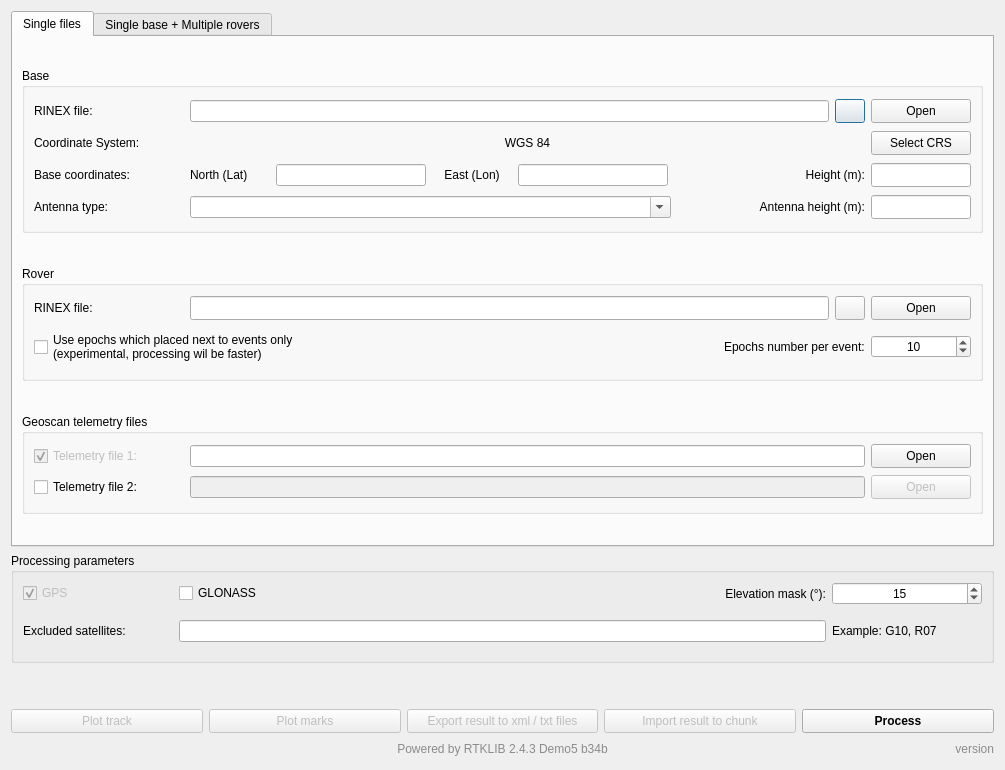
Old version of the form gnss_post_processing/app/gnss_post_processing_gui.ui in the repository vincseize/geoscan_plugins.
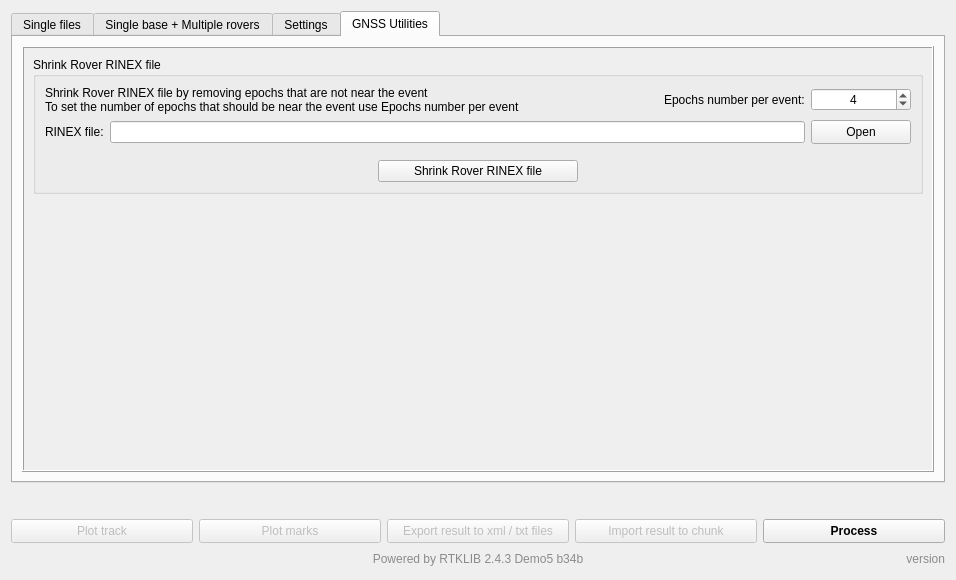
New version of the form. The open tabs and pages were chosen to show the change.

Commit message: feat(gnss_post_processing): update to v1.3.8 (#8)

Patch:
```diff
--- a/gnss_post_processing/app/gnss_post_processing_gui.ui
+++ b/gnss_post_processing/app/gnss_post_processing_gui.ui
@@ -6,26 +6,26 @@
    <rect>
     <x>0</x>
     <y>0</y>
-    <width>1005</width>
-    <height>770</height>
+    <width>956</width>
+    <height>580</height>
    </rect>
   </property>
   <property name="sizePolicy">
-   <sizepolicy hsizetype="Preferred" vsizetype="Preferred">
+   <sizepolicy hsizetype="Minimum" vsizetype="Minimum">
     <horstretch>0</horstretch>
     <verstretch>0</verstretch>
    </sizepolicy>
   </property>
   <property name="minimumSize">
    <size>
-    <width>1005</width>
-    <height>770</height>
+    <width>956</width>
+    <height>580</height>
    </size>
   </property>
   <property name="maximumSize">
    <size>
-    <width>1005</width>
-    <height>770</height>
+    <width>16777215</width>
+    <height>16777215</height>
    </size>
   </property>
   <property name="windowTitle">
@@ -38,7 +38,7 @@
       <bool>true</bool>
      </property>
      <property name="sizePolicy">
-      <sizepolicy hsizetype="Expanding" vsizetype="Expanding">
+      <sizepolicy hsizetype="Minimum" vsizetype="Minimum">
        <horstretch>0</horstretch>
        <verstretch>0</verstretch>
       </sizepolicy>
@@ -55,9 +55,18 @@
        <height>0</height>
       </size>
      </property>
+     <property name="layoutDirection">
+      <enum>Qt::LeftToRight</enum>
+     </property>
+     <property name="autoFillBackground">
+      <bool>false</bool>
+     </property>
      <property name="currentIndex">
       <number>0</number>
      </property>
+     <property name="documentMode">
+      <bool>false</bool>
+     </property>
      <widget class="QWidget" name="tab">
       <attribute name="title">
        <string>Single files</string>
@@ -200,7 +209,7 @@
               </property>
               <property name="minimumSize">
                <size>
-                <width>400</width>
+                <width>100</width>
                 <height>0</height>
                </size>
               </property>
@@ -298,7 +307,7 @@
               </property>
               <property name="maximumSize">
                <size>
-                <width>300</width>
+                <width>150</width>
                 <height>16777215</height>
                </size>
               </property>
@@ -339,7 +348,7 @@
               </property>
               <property name="maximumSize">
                <size>
-                <width>300</width>
+                <width>150</width>
                 <height>16777215</height>
                </size>
               </property>
@@ -365,13 +374,13 @@
              <widget class="QLabel" name="Height_label">
               <property name="minimumSize">
                <size>
-                <width>150</width>
+                <width>50</width>
                 <height>0</height>
                </size>
               </property>
               <property name="maximumSize">
                <size>
-                <width>150</width>
+                <width>100</width>
                 <height>16777215</height>
                </size>
               </property>
@@ -388,7 +397,7 @@
               <property name="minimumSize">
                <size>
                 <width>100</width>
-                <height>24</height>
+                <height>0</height>
                </size>
               </property>
               <property name="maximumSize">
@@ -432,13 +441,13 @@
              <widget class="QComboBox" name="antennaTypeComboBox">
               <property name="minimumSize">
                <size>
-                <width>481</width>
+                <width>237</width>
                 <height>0</height>
                </size>
               </property>
               <property name="maximumSize">
                <size>
-                <width>828</width>
+                <width>237</width>
                 <height>16777215</height>
                </size>
               </property>
@@ -479,7 +488,7 @@
              <widget class="QLabel" name="AntennaHeight_label">
               <property name="minimumSize">
                <size>
-                <width>150</width>
+                <width>100</width>
                 <height>0</height>
                </size>
               </property>
@@ -502,7 +511,7 @@
               <property name="minimumSize">
                <size>
                 <width>100</width>
-                <height>24</height>
+                <height>0</height>
                </size>
               </property>
               <property name="maximumSize">
@@ -585,7 +594,7 @@
             <item>
              <widget class="QLineEdit" name="roverpath_lineEdit">
               <property name="sizePolicy">
-               <sizepolicy hsizetype="Expanding" vsizetype="Minimum">
+               <sizepolicy hsizetype="Expanding" vsizetype="Fixed">
                 <horstretch>0</horstretch>
                 <verstretch>0</verstretch>
                </sizepolicy>
@@ -1659,8 +1668,11 @@
        </item>
       </layout>
      </widget>
-    </widget>
-   </item>
+     <widget class="QWidget" name="tab_4">
+      <attribute name="title">
+       <string>Settings</string>
+      </attribute>
+      <layout class="QVBoxLayout" name="verticalLayout_13">
    <item>
     <widget class="QGroupBox" name="Parameters_groupBox">
      <property name="sizePolicy">
@@ -1682,7 +1694,7 @@
       </size>
      </property>
      <property name="title">
-      <string>Processing parameters</string>
+          <string>GNSS processing parameters</string>
      </property>
      <layout class="QVBoxLayout" name="verticalLayout_4">
       <item>
@@ -1833,7 +1845,7 @@
          <widget class="QLineEdit" name="excluded_sats_lineEdit">
           <property name="minimumSize">
            <size>
-            <width>542</width>
+                <width>0</width>
             <height>0</height>
            </size>
           </property>
@@ -1875,7 +1887,200 @@
       <enum>Qt::Vertical</enum>
      </property>
      <property name="sizeType">
-      <enum>QSizePolicy::Fixed</enum>
+          <enum>QSizePolicy::Minimum</enum>
+         </property>
+         <property name="sizeHint" stdset="0">
+          <size>
+           <width>20</width>
+           <height>5</height>
+          </size>
+         </property>
+        </spacer>
+       </item>
+       <item>
+        <widget class="QCheckBox" name="UseNavCoordsCheckBox">
+         <property name="text">
+          <string>Use event coordinates from telemetry file if no solution</string>
+         </property>
+         <property name="checked">
+          <bool>true</bool>
+         </property>
+        </widget>
+       </item>
+       <item>
+        <spacer name="verticalSpacer_8">
+         <property name="orientation">
+          <enum>Qt::Vertical</enum>
+         </property>
+         <property name="sizeType">
+          <enum>QSizePolicy::Expanding</enum>
+         </property>
+         <property name="sizeHint" stdset="0">
+          <size>
+           <width>20</width>
+           <height>110</height>
+          </size>
+         </property>
+        </spacer>
+       </item>
+      </layout>
+     </widget>
+     <widget class="QWidget" name="tab_2">
+      <property name="contextMenuPolicy">
+       <enum>Qt::DefaultContextMenu</enum>
+      </property>
+      <property name="layoutDirection">
+       <enum>Qt::LeftToRight</enum>
+      </property>
+      <attribute name="title">
+       <string>GNSS Utilities</string>
+      </attribute>
+      <layout class="QVBoxLayout" name="verticalLayout_9">
+       <item>
+        <widget class="QScrollArea" name="scrollArea">
+         <property name="frameShape">
+          <enum>QFrame::Box</enum>
+         </property>
+         <property name="frameShadow">
+          <enum>QFrame::Raised</enum>
+         </property>
+         <property name="lineWidth">
+          <number>1</number>
+         </property>
+         <property name="widgetResizable">
+          <bool>true</bool>
+         </property>
+         <widget class="QWidget" name="scrollAreaWidgetContents">
+          <property name="geometry">
+           <rect>
+            <x>0</x>
+            <y>0</y>
+            <width>902</width>
+            <height>415</height>
+           </rect>
+          </property>
+          <layout class="QVBoxLayout" name="verticalLayout_11">
+           <item>
+            <widget class="QGroupBox" name="ShrinkRover_groupBox">
+             <property name="title">
+              <string>Shrink Rover RINEX file</string>
+             </property>
+             <layout class="QVBoxLayout" name="verticalLayout_10">
+              <item>
+               <layout class="QHBoxLayout" name="horizontalLayout_22">
+                <item>
+                 <widget class="QLabel" name="ShrinkRover_label">
+                  <property name="text">
+                   <string>Shrink Rover RINEX file by removing epochs that are not near the event
+To set the number of epochs that should be near the event use Epochs number per event</string>
+                  </property>
+                 </widget>
+                </item>
+                <item>
+                 <spacer name="horizontalSpacer_10">
+                  <property name="orientation">
+                   <enum>Qt::Horizontal</enum>
+                  </property>
+                  <property name="sizeHint" stdset="0">
+                   <size>
+                    <width>40</width>
+                    <height>20</height>
+                   </size>
+                  </property>
+                 </spacer>
+                </item>
+                <item>
+                 <widget class="QLabel" name="ShrinkRoverEpochs_label">
+                  <property name="sizePolicy">
+                   <sizepolicy hsizetype="Preferred" vsizetype="Minimum">
+                    <horstretch>0</horstretch>
+                    <verstretch>0</verstretch>
+                   </sizepolicy>
+                  </property>
+                  <property name="text">
+                   <string>Epochs number per event:</string>
+                  </property>
+                 </widget>
+                </item>
+                <item>
+                 <widget class="QSpinBox" name="ShrinkRover_spinBox">
+                  <property name="sizePolicy">
+                   <sizepolicy hsizetype="Fixed" vsizetype="Fixed">
+                    <horstretch>0</horstretch>
+                    <verstretch>0</verstretch>
+                   </sizepolicy>
+                  </property>
+                  <property name="minimumSize">
+                   <size>
+                    <width>100</width>
+                    <height>0</height>
+                   </size>
+                  </property>
+                  <property name="maximumSize">
+                   <size>
+                    <width>100</width>
+                    <height>16777215</height>
+                   </size>
+                  </property>
+                  <property name="alignment">
+                   <set>Qt::AlignCenter</set>
+                  </property>
+                  <property name="minimum">
+                   <number>2</number>
+                  </property>
+                  <property name="maximum">
+                   <number>98</number>
+                  </property>
+                  <property name="singleStep">
+                   <number>2</number>
+                  </property>
+                  <property name="value">
+                   <number>4</number>
+                  </property>
+                 </widget>
+                </item>
+               </layout>
+              </item>
+              <item>
+               <layout class="QHBoxLayout" name="horizontalLayout_15">
+                <item>
+                 <widget class="QLabel" name="ShrinkRoverFile_label">
+                  <property name="text">
+                   <string>RINEX file:</string>
+                  </property>
+                 </widget>
+                </item>
+                <item>
+                 <widget class="QLineEdit" name="ShrinkRoverFile_lineEdit"/>
+                </item>
+                <item>
+                 <widget class="QPushButton" name="ShrinkRoverFile_pushButton">
+                  <property name="minimumSize">
+                   <size>
+                    <width>100</width>
+                    <height>24</height>
+                   </size>
+                  </property>
+                  <property name="maximumSize">
+                   <size>
+                    <width>100</width>
+                    <height>24</height>
+                   </size>
+                  </property>
+                  <property name="text">
+                   <string>Open</string>
+                  </property>
+                 </widget>
+                </item>
+               </layout>
+              </item>
+              <item>
+               <spacer name="verticalSpacer_2">
+                <property name="orientation">
+                 <enum>Qt::Vertical</enum>
+                </property>
+                <property name="sizeType">
+                 <enum>QSizePolicy::Minimum</enum>
      </property>
      <property name="sizeHint" stdset="0">
       <size>
@@ -1884,6 +2089,73 @@
       </size>
      </property>
     </spacer>
+              </item>
+              <item>
+               <layout class="QHBoxLayout" name="horizontalLayout_23">
+                <item>
+                 <spacer name="horizontalSpacer_11">
+                  <property name="orientation">
+                   <enum>Qt::Horizontal</enum>
+                  </property>
+                  <property name="sizeHint" stdset="0">
+                   <size>
+                    <width>40</width>
+                    <height>20</height>
+                   </size>
+                  </property>
+                 </spacer>
+                </item>
+                <item>
+                 <widget class="QPushButton" name="ShrinkRover_pushButton">
+                  <property name="minimumSize">
+                   <size>
+                    <width>200</width>
+                    <height>0</height>
+                   </size>
+                  </property>
+                  <property name="text">
+                   <string>Shrink Rover RINEX file</string>
+                  </property>
+                 </widget>
+                </item>
+                <item>
+                 <spacer name="horizontalSpacer_12">
+                  <property name="orientation">
+                   <enum>Qt::Horizontal</enum>
+                  </property>
+                  <property name="sizeHint" stdset="0">
+                   <size>
+                    <width>40</width>
+                    <height>20</height>
+                   </size>
+                  </property>
+                 </spacer>
+                </item>
+               </layout>
+              </item>
+             </layout>
+            </widget>
+           </item>
+           <item>
+            <spacer name="verticalSpacer">
+             <property name="orientation">
+              <enum>Qt::Vertical</enum>
+             </property>
+             <property name="sizeHint" stdset="0">
+              <size>
+               <width>20</width>
+               <height>40</height>
+              </size>
+             </property>
+            </spacer>
+           </item>
+          </layout>
+         </widget>
+        </widget>
+       </item>
+      </layout>
+     </widget>
+    </widget>
    </item>
    <item>
     <widget class="QLabel" name="status_Label">
```
Left out of the diff: 193 changed lines with no effect on the pictures. Lines whose indentation alone changed are shown as unchanged. The commit also changes 10 other files.
